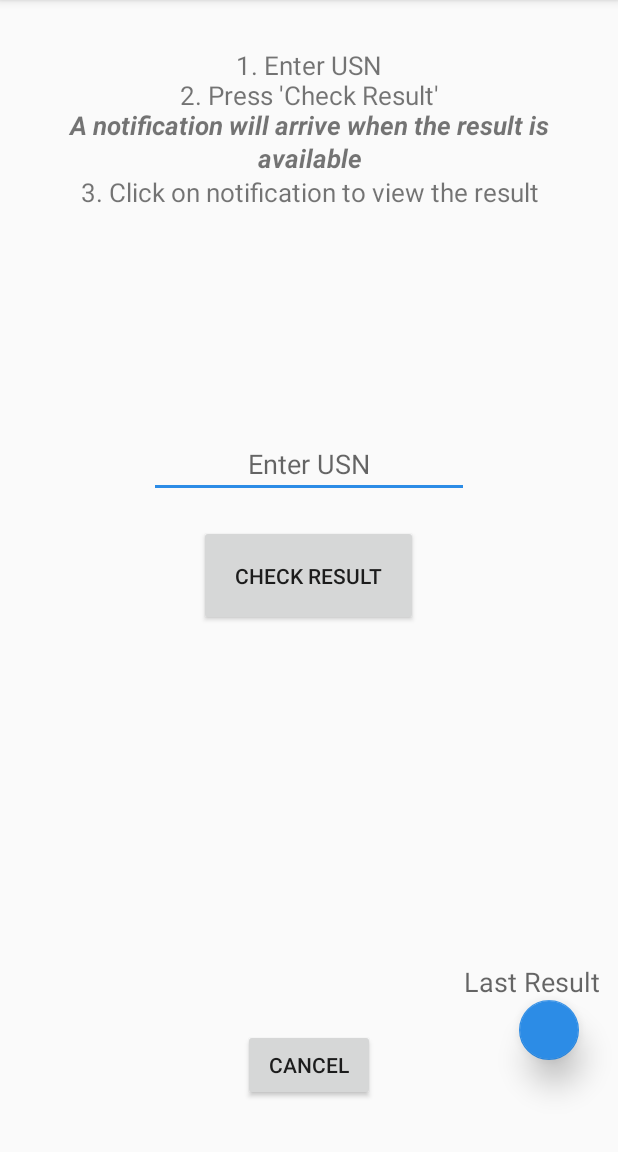
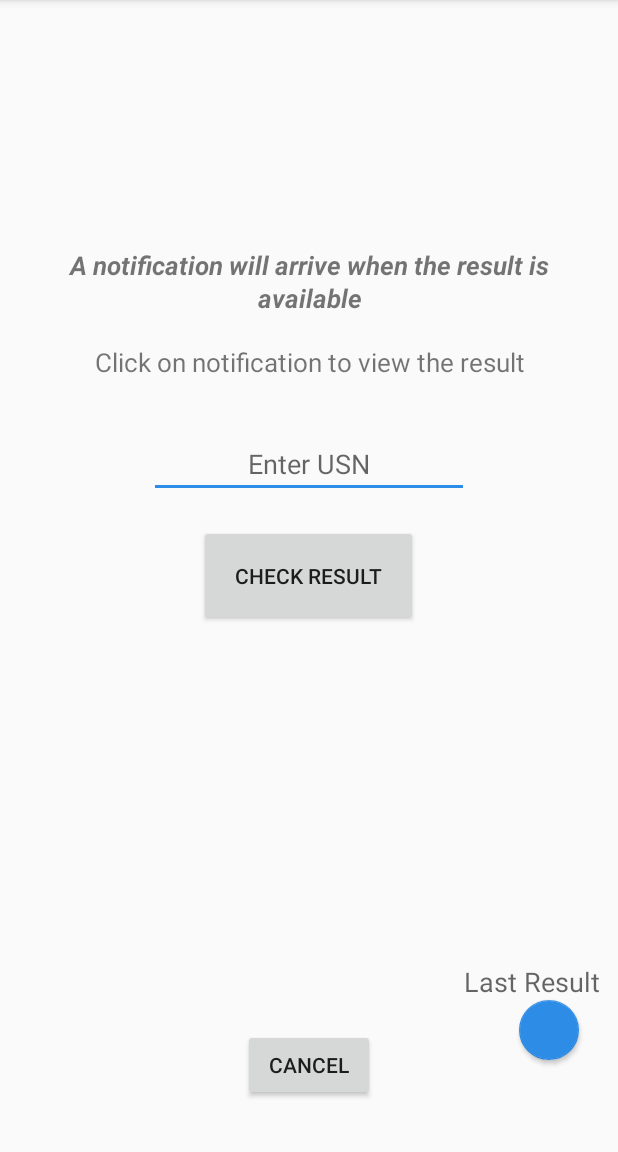
Before and after one commit to kuldeeps48/VTU-Result-Notifier, an Android app: the screen it shows after launch (UsnInputActivity), after a tap on "OLD SCHEME", on a phone screen of 412 x 824 dp, the part 84-1236 px from its top. Run offline under Robolectric (Android 15) with nearby library versions, the phone set to English and light mode, and no system bars.

Commit message:
Lower FAB elevation. Optimize intructions

```diff
--- a/app/src/main/res/layout/activity_usn_input.xml
+++ b/app/src/main/res/layout/activity_usn_input.xml
@@ -58,17 +58,17 @@
         android:id="@+id/floatingActionButton"
         android:layout_width="wrap_content"
         android:layout_height="wrap_content"
+        android:layout_alignBottom="@+id/stop_button"
+        android:layout_alignEnd="@+id/textView2"
         android:layout_marginBottom="27dp"
+        android:layout_marginEnd="14dp"
         android:background="@color/colorAccent"
         android:clickable="true"
         android:tint="@color/colorAccent"
-        app:elevation="12dp"
+        app:elevation="2dp"
         app:fabSize="mini"
         app:rippleColor="@color/colorAccent"
-        app:srcCompat="@color/colorAccent"
-        android:layout_alignBottom="@+id/stop_button"
-        android:layout_alignEnd="@+id/textView2"
-        android:layout_marginEnd="14dp"/>
+        app:srcCompat="@color/colorAccent"/>
 
     <TextView
         android:layout_width="wrap_content"
@@ -92,8 +92,8 @@
         android:text="@string/info"
         android:textSize="17sp"
         android:textAlignment="center"
-        android:layout_marginTop="11dp"
-        android:layout_alignParentTop="true"
+        android:layout_marginBottom="33dp"
+        android:layout_above="@+id/usn_edittext"
         android:layout_alignParentStart="true"/>
 
 </RelativeLayout>
--- a/app/src/main/res/values/strings.xml
+++ b/app/src/main/res/values/strings.xml
@@ -19,7 +19,7 @@
     <string name="about_us_header">\nNow, get your results ASAP!\n</string>
     <string name="about_us_introduction">\t\tEnter your USN before results are published. We\'ll send you the results after they are available.\n\t\tVTU server responds poorly when the results are published. VTU Result Notifier is an Android app that aims to solve this problem. The app is determined to provide the result once you enter the USN. Gone are the days when you reloaded the page multiple times with frustration.</string>
     <string name="prev_result">Last Result</string>
-    <string name="info">\n1. Enter USN\n2. Press \'Check Result\'\n<i><b>A notification will arrive when the result is available</b></i>\n3. Click on notification to view the result</string>
+    <string name="info">\n<i><b>A notification will arrive when the result is available</b></i>\n\nClick on notification to view the result</string>
 
     <string name="pref_check_update">Check for updates</string>
 
```
